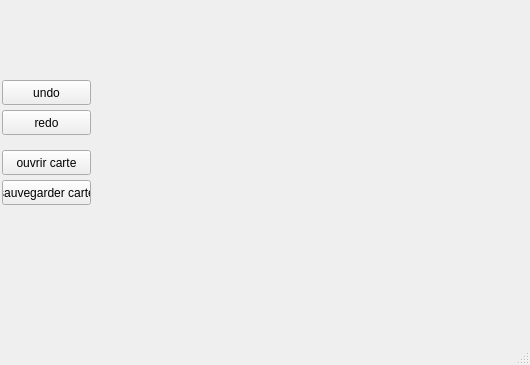
Before: the Qt Designer form mainwindow.ui in LeaSerrano/Leatina-generation-terrain, drawn with Qt 5; both pictures show x 338 to 868 and y 370 to 735 of the 868 by 735 pixel window.
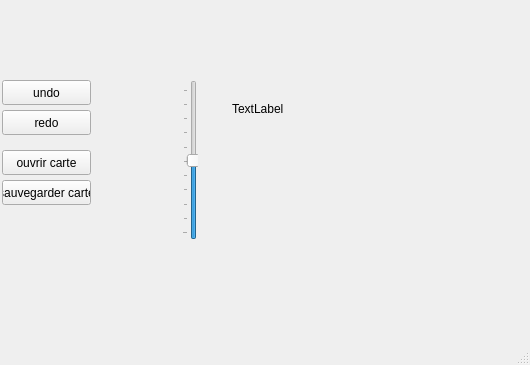
After: the same form once the commit is applied.

What changed in the file:
```diff
--- a/mainwindow.ui
+++ b/mainwindow.ui
@@ -154,6 +154,44 @@
      <string>ouvrir carte</string>
     </property>
    </widget>
+   <widget class="QSlider" name="verticalSlider_newHeightValue">
+    <property name="geometry">
+     <rect>
+      <x>520</x>
+      <y>450</y>
+      <width>16</width>
+      <height>160</height>
+     </rect>
+    </property>
+    <property name="minimum">
+     <number>-255</number>
+    </property>
+    <property name="maximum">
+     <number>255</number>
+    </property>
+    <property name="orientation">
+     <enum>Qt::Vertical</enum>
+    </property>
+    <property name="tickPosition">
+     <enum>QSlider::TicksAbove</enum>
+    </property>
+    <property name="tickInterval">
+     <number>50</number>
+    </property>
+   </widget>
+   <widget class="QLabel" name="label_newHeightValue">
+    <property name="geometry">
+     <rect>
+      <x>570</x>
+      <y>470</y>
+      <width>67</width>
+      <height>17</height>
+     </rect>
+    </property>
+    <property name="text">
+     <string>TextLabel</string>
+    </property>
+   </widget>
   </widget>
   <widget class="QMenuBar" name="menubar">
    <property name="geometry">
```
